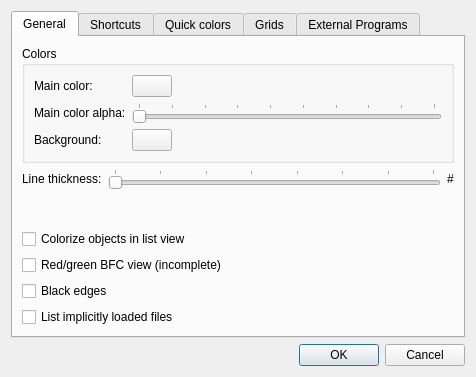
Old version of the form src/ui/config.ui in the repository crimsondusk/ldforge.
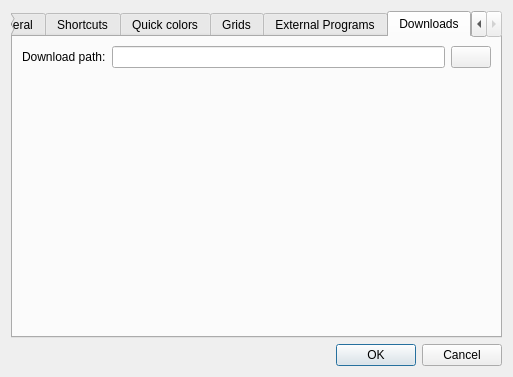
New version of the form. Icons and pictures are not drawn.

Commit message: added config option, refined logic and regexps. This behaves coherently now. :)

What changed in the file:
```diff
--- a/src/ui/config.ui
+++ b/src/ui/config.ui
@@ -6,7 +6,7 @@
    <rect>
     <x>0</x>
     <y>0</y>
-    <width>476</width>
+    <width>513</width>
     <height>377</height>
    </rect>
   </property>
@@ -24,7 +24,7 @@
       <enum>QTabWidget::North</enum>
      </property>
      <property name="currentIndex">
-      <number>0</number>
+      <number>5</number>
      </property>
      <property name="elideMode">
       <enum>Qt::ElideNone</enum>
@@ -493,6 +493,51 @@
        </item>
       </layout>
      </widget>
+     <widget class="QWidget" name="tab_6">
+      <attribute name="title">
+       <string>Downloads</string>
+      </attribute>
+      <layout class="QVBoxLayout" name="verticalLayout_7">
+       <item>
+        <layout class="QHBoxLayout" name="horizontalLayout_2">
+         <item>
+          <widget class="QLabel" name="label_4">
+           <property name="text">
+            <string>Download path:</string>
+           </property>
+          </widget>
+         </item>
+         <item>
+          <widget class="QLineEdit" name="downloadPath"/>
+         </item>
+         <item>
+          <widget class="QPushButton" name="findDownloadPath">
+           <property name="text">
+            <string/>
+           </property>
+           <property name="icon">
+            <iconset resource="../../ldforge.qrc">
+             <normaloff>:/icons/folder.png</normaloff>:/icons/folder.png</iconset>
+           </property>
+          </widget>
+         </item>
+        </layout>
+       </item>
+       <item>
+        <spacer name="verticalSpacer_5">
+         <property name="orientation">
+          <enum>Qt::Vertical</enum>
+         </property>
+         <property name="sizeHint" stdset="0">
+          <size>
+           <width>20</width>
+           <height>40</height>
+          </size>
+         </property>
+        </spacer>
+       </item>
+      </layout>
+     </widget>
     </widget>
    </item>
    <item>
```
The commit also changes 6 other files.
